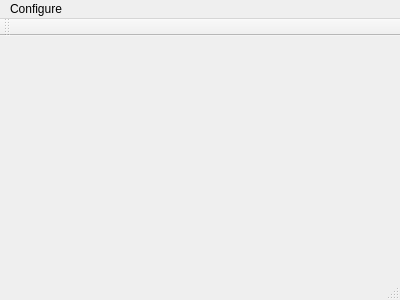
First picture: the form in mainwindow.ui, repository Chien-Mu/QCamera-Mode, before the edit.
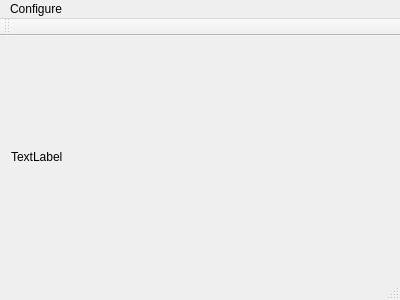
Second picture: the form after the edit.

The edit to the form file:
```diff
--- a/mainwindow.ui
+++ b/mainwindow.ui
@@ -14,7 +14,15 @@
    <string>MainWindow</string>
   </property>
   <widget class="QWidget" name="centralWidget">
-   <layout class="QGridLayout" name="gridLayout"/>
+   <layout class="QGridLayout" name="gridLayout">
+    <item row="0" column="0">
+     <widget class="QLabel" name="label">
+      <property name="text">
+       <string>TextLabel</string>
+      </property>
+     </widget>
+    </item>
+   </layout>
   </widget>
   <widget class="QMenuBar" name="menuBar">
    <property name="geometry">
```
